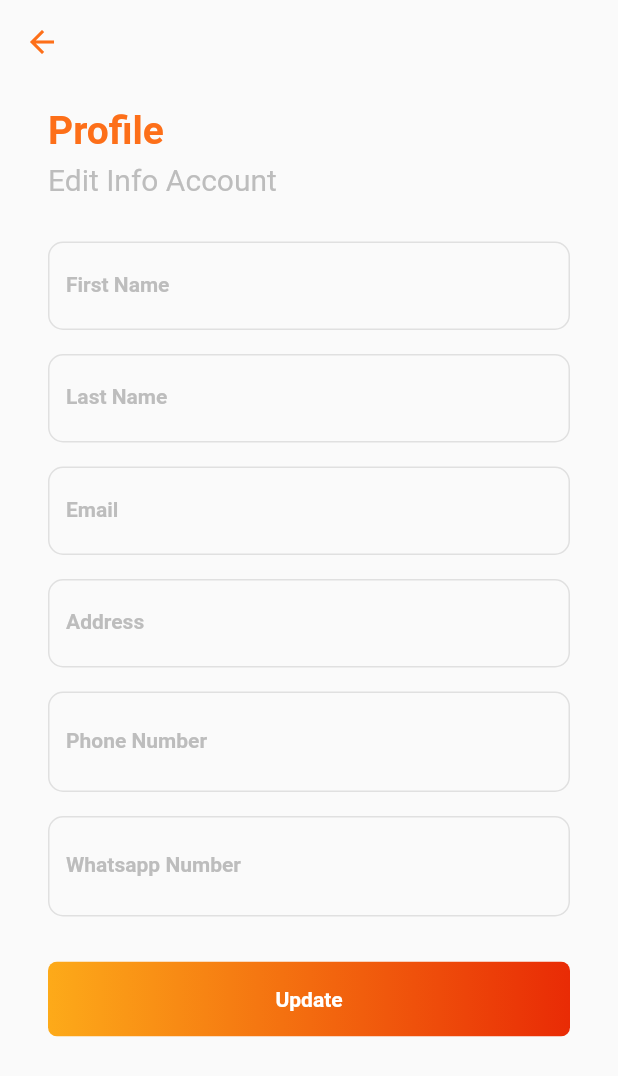
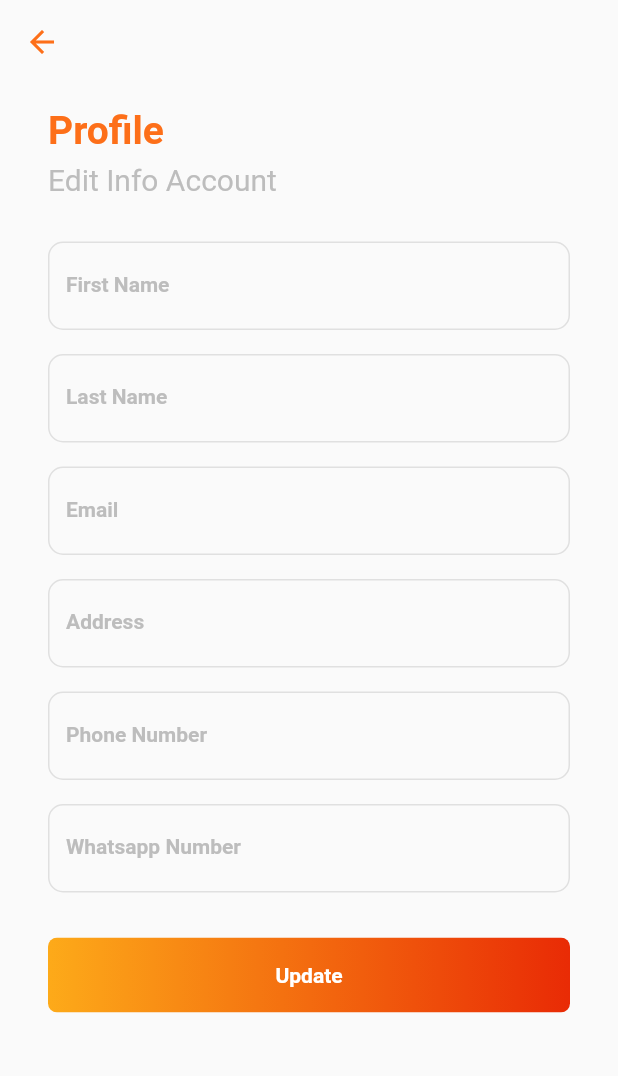
Before and after one commit to renol767/mobile-caffe-both-twennty, a Flutter app: the screen it shows once a user with an empty profile is signed in, item 4 of the bottom bar chosen, after a tap on "Profile", on a phone screen of 412 x 824 dp. Shown: the top 1076 px of the screen. Run offline on Flutter 3.47's test engine with Material 2 defaults, Android fonts, the phone set to English and light mode, and no system bars; our stand-ins replace bottom_navy_bar, firebase_auth, firebase_core, flutter_spinkit, fluttertoast, font_awesome_flutter and 4 more; accounts and stored records are empty; network calls fail.

Commit message:
updateuserok_usingGetit_aboutblmlengkap

```diff
--- a/lib/main.dart
+++ b/lib/main.dart
@@ -1,15 +1,23 @@
 import 'dart:async';
+import 'package:caffe_both_twenty/services/user_services.dart';
 import 'package:firebase_core/firebase_core.dart';
 import 'package:flutter/material.dart';
+import 'package:get_it/get_it.dart';
 import 'page/splashscreen.dart';
+import 'package:get_it/get_it.dart';
 
 void main() async {
   WidgetsFlutterBinding.ensureInitialized();
   Firebase.initializeApp();
+  setupLocaator();
   runApp(MaterialApp(
     home: MyApp(),
     debugShowCheckedModeBanner: false,
   ));
+}
+
+void setupLocaator() {
+  GetIt.I.registerLazySingleton(() => UserService());
 }
 
 class MyApp extends StatelessWidget {
--- /dev/null
+++ b/lib/models/fetchuser.dart
@@ -0,0 +1,33 @@
+import 'dart:convert';
+
+class FetchUser {
+  FetchUser({
+    this.uid,
+    this.firstName,
+    this.lastName,
+    this.email,
+    this.address,
+    this.numberphone,
+    this.numberwhatsapp,
+  });
+
+  String uid;
+  String firstName;
+  String lastName;
+  String email;
+  String address;
+  String numberphone;
+  String numberwhatsapp;
+
+  factory FetchUser.fromJson(Map<String, dynamic> jsonData) {
+    return FetchUser(
+      uid: jsonData["uid"],
+      firstName: jsonData["first_name"],
+      lastName: jsonData["last_name"],
+      email: jsonData["email"],
+      address: jsonData["address"],
+      numberphone: jsonData["numberphone"],
+      numberwhatsapp: jsonData["numberwhatsapp"],
+    );
+  }
+}
--- a/lib/page/check_user.dart
+++ b/lib/page/check_user.dart
@@ -35,13 +35,11 @@ class _CheckUserState extends State<CheckUser> {
   void initState() {
     super.initState();
     uid = FirebaseAuth.instance.currentUser.uid;
-    getUser();
   }
 
   String uid;
   Future<CheckUser> getUser() async {
-    final url =
-        "https://0ba28d60f15343b797e43f64a5a4258a.000webhostapp.com/api/user?uid=$uid";
+    final url = "http://192.168.1.2/caffe_both_twenty/api/user?uid=$uid";
     final response = await http.get(url);
     if (response.statusCode == 200) {
       Navigator.push(context, MaterialPageRoute(builder: (context) => Home()));
--- a/lib/page/homepage.dart
+++ b/lib/page/homepage.dart
@@ -27,7 +27,7 @@ class _MyHomePageState extends State<MyHomePage> {
             mainAxisAlignment: MainAxisAlignment.spaceBetween,
             children: <Widget>[
               SizedBox(
-                height: 120,
+                height: 80,
               ),
               Center(
                 child: Text(
@@ -38,16 +38,13 @@ class _MyHomePageState extends State<MyHomePage> {
                   ),
                 ),
               ),
-              SizedBox(
-                height: 50,
-              ),
+              Column(
+                mainAxisAlignment: MainAxisAlignment.spaceEvenly,
+                children: [
                   Container(
                       padding: EdgeInsets.all(30),
                       child: Image.asset('images/homescreen.png',
                           height: 300, width: 300)),
-              SizedBox(
-                height: 80,
-              ),
                   Container(
                     height: 50,
                     width: MediaQuery.of(context).size.width * 0.8,
@@ -71,6 +68,8 @@ class _MyHomePageState extends State<MyHomePage> {
                         ),
                       ),
                     ),
+                  ),
+                ],
               ),
             ],
           ),
--- a/lib/page/info_login.dart
+++ b/lib/page/info_login.dart
@@ -23,8 +23,7 @@ class _InfoUserState extends State<InfoUser> {
       String address,
       String numberphone,
       String numberwhatsapp) async {
-    final String apiURL =
-        "https://0ba28d60f15343b797e43f64a5a4258a.000webhostapp.com/api/user";
+    final String apiURL = "http://192.168.1.2/caffe_both_twenty/api/user";
     final response = await http.post(apiURL, body: {
       "uid": uid,
       "first_name": firstname,
--- a/lib/page/page_dashboard/profile/contactme.dart
+++ b/lib/page/page_dashboard/profile/contactme.dart
@@ -70,7 +70,8 @@ class _ContactMeState extends State<ContactMe> {
               SizedBox(
                 height: 40,
               ),
-              RaisedButton(
+              FlatButton(
+                height: 50,
                 shape: RoundedRectangleBorder(
                     borderRadius: BorderRadius.circular(10)),
                 textColor: Color(0xfffd6f19),
--- a/lib/page/page_dashboard/profile/update_profil.dart
+++ b/lib/page/page_dashboard/profile/update_profil.dart
@@ -1,26 +1,43 @@
 import 'package:caffe_both_twenty/models/usermodel.dart';
-import 'package:caffe_both_twenty/models/user.dart';
+import 'package:caffe_both_twenty/models/fetchuser.dart';
 import 'package:caffe_both_twenty/page/check_user.dart';
 import 'package:caffe_both_twenty/page/home.dart';
+import 'package:caffe_both_twenty/services/user_services.dart';
 import 'package:flutter/material.dart';
 import 'package:http/http.dart' as http;
 import 'dart:convert';
 import 'package:firebase_auth/firebase_auth.dart';
+import 'package:get_it/get_it.dart';
+import 'package:fluttertoast/fluttertoast.dart';
 
 class UpdateProfile extends StatefulWidget {
-  UpdateProfile({Key key}) : super(key: key);
-
   @override
   _UpdateProfileState createState() => _UpdateProfileState();
 }
 
 class _UpdateProfileState extends State<UpdateProfile> {
+  UserService get usersService => GetIt.I<UserService>();
+  FetchUser users;
   void initState() {
     super.initState();
-    _uid = FirebaseAuth.instance.currentUser.uid;
+    if (this.mounted) {
+      usersService
+          .getFetchuser(FirebaseAuth.instance.currentUser.uid)
+          .then((value) {
+        users = value;
+        _firstnameController.text = users.firstName;
+        _lastnameController.text = users.lastName;
+        _emailController.text = users.email;
+        _addressController.text = users.address;
+        _numberphoneController.text = users.numberphone;
+        _numberwhatsappController.text = users.numberwhatsapp;
+      });
+    }
+    uid = FirebaseAuth.instance.currentUser.uid;
   }
 
-  String _uid;
+  String uid;
+
   Future<UserModel> updateUser(
       String uid,
       String firstname,
@@ -29,8 +46,7 @@ class _UpdateProfileState extends State<UpdateProfile> {
       String address,
       String numberphone,
       String numberwhatsapp) async {
-    final String apiURL =
-        "https://0ba28d60f15343b797e43f64a5a4258a.000webhostapp.com/api/user";
+    final String apiURL = "http://192.168.1.2/caffe_both_twenty/api/user";
     final response = await http.put(apiURL, body: {
       "uid": uid,
       "first_name": firstname,
@@ -60,7 +76,7 @@ class _UpdateProfileState extends State<UpdateProfile> {
 
   @override
   Widget build(BuildContext context) {
-    _uidController.text = _uid;
+    _uidController.text = uid;
     return Scaffold(
       appBar: AppBar(
         brightness: Brightness.light,
@@ -222,10 +238,6 @@ class _UpdateProfileState extends State<UpdateProfile> {
                           borderRadius: BorderRadius.circular(10),
                           borderSide: BorderSide(color: Colors.grey.shade300),
                         ),
-                        prefix: Padding(
-                          padding: EdgeInsets.all(4),
-                          child: Text("+62 "),
-                        ),
                         focusedBorder: OutlineInputBorder(
                           borderRadius: BorderRadius.circular(10),
                           borderSide: BorderSide(color: Color(0xffe92b05)),
@@ -249,10 +261,6 @@ class _UpdateProfileState extends State<UpdateProfile> {
                           borderRadius: BorderRadius.circular(10),
                           borderSide: BorderSide(color: Colors.grey.shade300),
                         ),
-                        prefix: Padding(
-                          padding: EdgeInsets.all(4),
-                          child: Text("+62 "),
-                        ),
                         focusedBorder: OutlineInputBorder(
                           borderRadius: BorderRadius.circular(10),
                           borderSide: BorderSide(color: Color(0xffe92b05)),
@@ -273,8 +281,11 @@ class _UpdateProfileState extends State<UpdateProfile> {
                               _lastnameController.text,
                               _emailController.text,
                               _addressController.text,
-                              '+62${_numberphoneController.text}',
-                              '+62${_numberwhatsappController.text}');
+                              _numberphoneController.text,
+                              _numberwhatsappController.text);
+                          Navigator.push(context,
+                              MaterialPageRoute(builder: (context) => Home()));
+                          Fluttertoast.showToast(msg: "Success Update Data");
                         },
                         padding: EdgeInsets.all(0),
                         shape: RoundedRectangleBorder(
--- /dev/null
+++ b/lib/services/user_services.dart
@@ -0,0 +1,16 @@
+import 'package:http/http.dart' as http;
+import '../models/fetchuser.dart';
+import 'dart:convert';
+
+class UserService {
+  Future<FetchUser> getFetchuser(String uid) {
+    return http
+        .get("http://192.168.1.2/caffe_both_twenty/api/user?uid=$uid")
+        .then((data) {
+      if (data.statusCode == 200) {
+        final jsonData = json.decode(data.body);
+        return FetchUser.fromJson(jsonData[0]);
+      }
+    });
+  }
+}
--- a/pubspec.yaml
+++ b/pubspec.yaml
@@ -42,6 +42,7 @@ dependencies:
   font_awesome_flutter: ^9.0.0
   url_launcher: ^5.1.3
   timeline_tile: ^0.1.0
+  get_it: ^6.0.0
 
 dev_dependencies:
   flutter_test:
```
Also changed, not shown: lib/models/user.dart (+30 -13 lines), pubspec.lock, 1 other file. Lines whose indentation alone changed are shown as unchanged.
